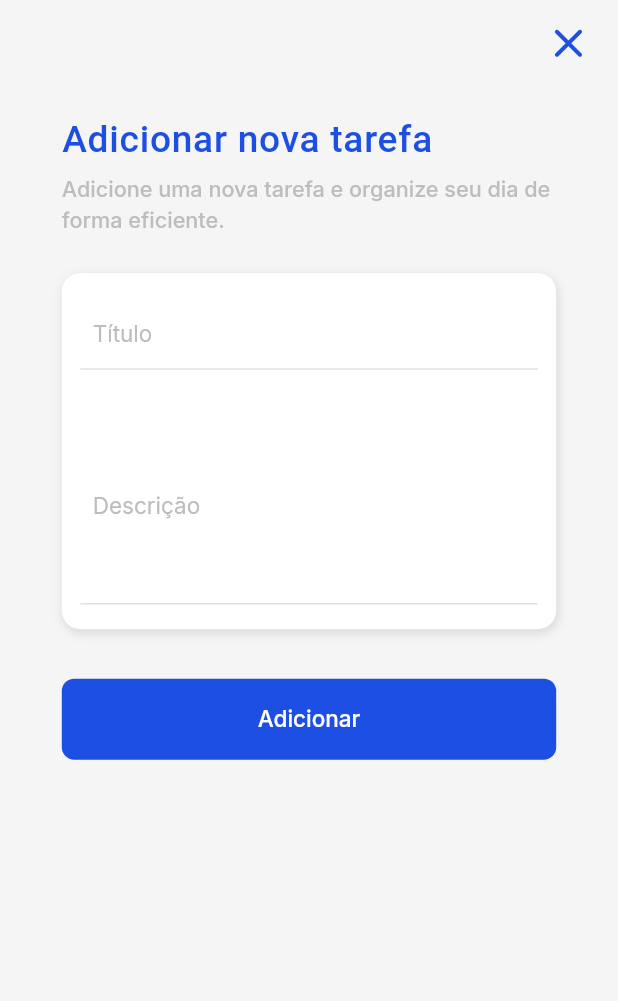
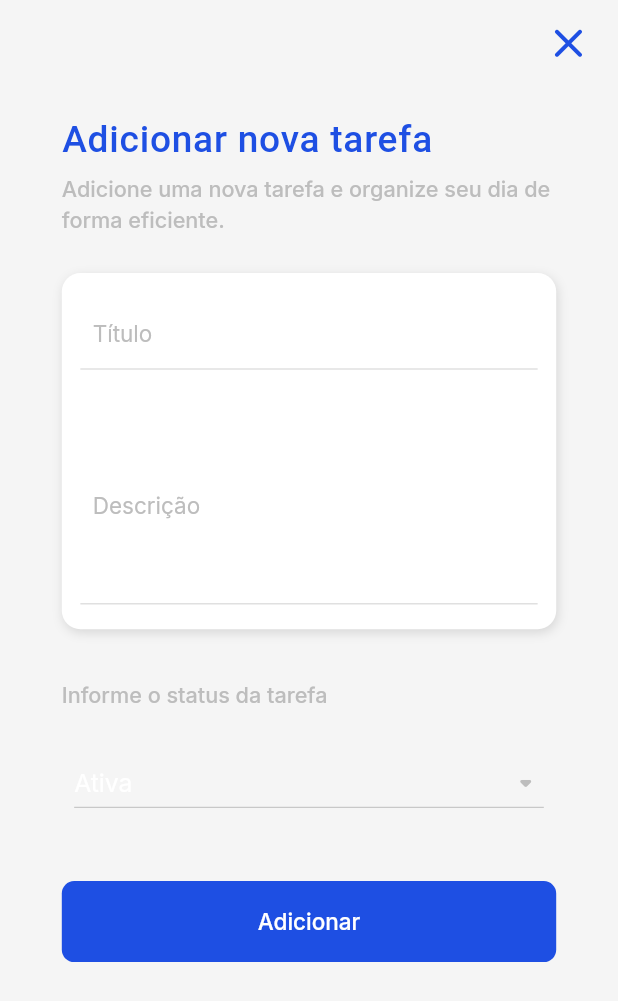
Before and after one commit to Thiago2807/TodoList, a Flutter app: the AddTaskScreen screen opened directly, on a phone screen of 412 x 824 dp. Shown: the top 1001 px of the screen. Run offline on Flutter 3.47's test engine with Material 2 defaults, Android fonts, the phone set to English and light mode, and no system bars; our stand-ins replace dio, email_validator, flutter_bloc, flutter_mobx, flutter_native_splash, flutter_svg and 4 more; accounts and stored records are empty; generated files the repository leaves out were written again; Roboto replaces fonts that are missing (Dosis).

Commit message:
Adicionando opção de informar status da tarefa

```diff
--- a/TodoList_App/todolist_app/lib/application/interfaces/itodo_services.dart
+++ b/TodoList_App/todolist_app/lib/application/interfaces/itodo_services.dart
@@ -1,8 +1,10 @@
 import 'package:flutter/material.dart';
 import 'package:todolist_app/domain/entities/todo_entity.dart';
 
+import '../../domain/enum/status_todo_enum.dart';
+
 abstract class ITodoServices {
-  Future addNewTask({required TextEditingController title, required TextEditingController description, required BuildContext context});
+  Future addNewTask({required TextEditingController title, required TextEditingController description, required BuildContext context, required StatusTodoEnum statusTodo});
 
   Future<List<TodoEntity>> getTasks({required BuildContext context});
 
--- a/TodoList_App/todolist_app/lib/domain/routes/routes_app.dart
+++ b/TodoList_App/todolist_app/lib/domain/routes/routes_app.dart
@@ -1,16 +1,16 @@
 import 'package:flutter/material.dart';
 import 'package:todolist_app/domain/enum/type_auth_enum.dart';
+import 'package:todolist_app/presentation/screens/home/home_screen.dart';
 
 import '../../presentation/screens/auth/auth_screen.dart';
 import '../../presentation/screens/error/splash_screen.dart';
-import '../../presentation/screens/default/default_screen.dart';
 import '../../presentation/screens/list_tasks/list_tasks_screen.dart';
 import '../../presentation/screens/splash/splash_screen.dart';
 
 Map<String, Widget Function(BuildContext)> get routesApp => {
   "/Login": (_) => const AuthScreen(typeAuth: TypeAuthEnum.login),
   "/Splash": (_) => const SplashScreen(),
-  "/Home": (_) => const DefaultScreen(),
+  "/Home": (_) => const HomeScreen(),
   "/ErrorSplash": (_) => const ErrorSplashScreen(),
   "/ListTasks": (_) => const ListTaskScreen()
 };
--- a/TodoList_App/todolist_app/lib/presentation/screens/add_task/add_task_screen.dart
+++ b/TodoList_App/todolist_app/lib/presentation/screens/add_task/add_task_screen.dart
@@ -1,8 +1,12 @@
 import 'package:flutter/material.dart';
 import 'package:get_it/get_it.dart';
+import 'package:provider/provider.dart';
 import 'package:todolist_app/application/interfaces/itodo_services.dart';
 import 'package:todolist_app/presentation/colors/colors.dart';
+import 'package:todolist_app/presentation/screens/add_task/component/dropdown.dart';
 import 'package:todolist_app/presentation/screens/add_task/component/input.dart';
+import 'package:todolist_app/presentation/screens/add_task/state/add_task_state.dart';
+import '../../../domain/enum/status_todo_enum.dart';
 import '../../fonts/fonts.dart';
 
 class AddTaskScreen extends StatefulWidget {
@@ -106,14 +110,26 @@ class _AddTaskScreenState extends State<AddTaskScreen> {
                 ),
               ),
               SizedBox(height: size.height * .04),
+              Text(
+                "Informe o status da tarefa",
+                style: FontGoogle.interFont(
+                  fontWeight: FontWeight.w500,
+                  size: size.width * .035,
+                  color: Colors.grey.shade400,
+                ),
+              ),
+              SizedBox(height: size.height * .02),
+              const DropdownCustom(),
+              SizedBox(height: size.height * .04),
               GestureDetector(
                 onTap: () async {
                   FocusScope.of(context).unfocus();
 
                   await _iTodoServices.addNewTask(
+                    context: context,
                     title: _titleController,
                     description: _descriptionController,
-                    context: context
+                    statusTodo: Provider.of<AddTaskState>(context, listen: false).valueDrop
                   );
                 },
                 child: Container(
--- /dev/null
+++ b/TodoList_App/todolist_app/lib/presentation/screens/add_task/component/dropdown.dart
@@ -0,0 +1,57 @@
+import 'package:flutter/material.dart';
+import 'package:flutter_mobx/flutter_mobx.dart';
+import 'package:provider/provider.dart';
+
+import '../../../../domain/enum/status_todo_enum.dart';
+import '../../../colors/colors.dart';
+import '../../../fonts/fonts.dart';
+import '../state/add_task_state.dart';
+
+class DropdownCustom extends StatefulWidget {
+  const DropdownCustom({super.key});
+
+  @override
+  State<DropdownCustom> createState() => _DropdownCustomState();
+}
+
+class _DropdownCustomState extends State<DropdownCustom> {
+
+  @override
+  Widget build(BuildContext context) {
+    final AddTaskState stateScreen = Provider.of<AddTaskState>(context);
+    final Size size = MediaQuery.sizeOf(context);
+
+    return Observer(
+      builder: (context) => DropdownButton(
+        isExpanded: true,
+        elevation: 0,
+        value: stateScreen.valueDrop,
+        dropdownColor: Color(blackItemColor),
+        padding: EdgeInsets.symmetric(
+            vertical: size.height * .01, horizontal: size.width * .02),
+        icon: Icon(
+          Icons.arrow_drop_down_rounded,
+          color: Colors.grey.shade400,
+        ),
+        borderRadius: BorderRadius.circular(size.width * .02),
+        style: FontGoogle.interFont(size: size.width * .04),
+        items: const [
+          DropdownMenuItem(
+            value: StatusTodoEnum.activated,
+            child: Text("Ativa"),
+          ),
+          DropdownMenuItem(
+            value: StatusTodoEnum.priority,
+            child: Text("Prioridade"),
+          ),
+          DropdownMenuItem(
+            value: StatusTodoEnum.inProgress,
+            child: Text("Em progresso"),
+          )
+        ],
+        onChanged: (value) =>
+            setState(() => stateScreen.alterValueDrop(value ?? StatusTodoEnum.activated)),
+      ),
+    );
+  }
+}
--- a/TodoList_App/todolist_app/lib/presentation/screens/home/home_screen.dart
+++ b/TodoList_App/todolist_app/lib/presentation/screens/home/home_screen.dart
@@ -2,6 +2,7 @@ import 'package:flutter/material.dart';
 import 'package:todolist_app/presentation/colors/colors.dart';
 
 import '../../fonts/fonts.dart';
+import 'components/appbar.dart';
 import 'components/options.dart';
 import 'components/next_task.dart';
 import '../../components/gradient.dart';
@@ -15,6 +16,10 @@ class HomeScreen extends StatelessWidget {
     final ThemeData theme = Theme.of(context);
 
     return Scaffold(
+      appBar: PreferredSize(
+        preferredSize: Size(size.width, size.height * .07),
+        child: AppBarCustom(),
+      ),
       body: Container(
         padding: EdgeInsets.symmetric(
           vertical: size.height * .01,
```
Also changed, not shown: TodoList_App/todolist_app/lib/application/services/todo_services.dart (+12 -10 lines), TodoList_App/todolist_app/lib/main.dart (+4 -4 lines), TodoList_App/todolist_app/lib/presentation/screens/add_task/state/add_task_state.dart (added, +19 -0 lines), TodoList_App/todolist_app/lib/presentation/screens/default/default_bloc.dart (deleted, +0 -12 lines), TodoList_App/todolist_app/lib/presentation/screens/default/default_screen.dart (deleted, +0 -170 lines), TodoList_App/todolist_app/lib/presentation/screens/home/components/appbar.dart (added, +135 -0 lines), TodoList_App/todolist_app/lib/presentation/screens/add_task/state/add_task_state.g.dart (added).
